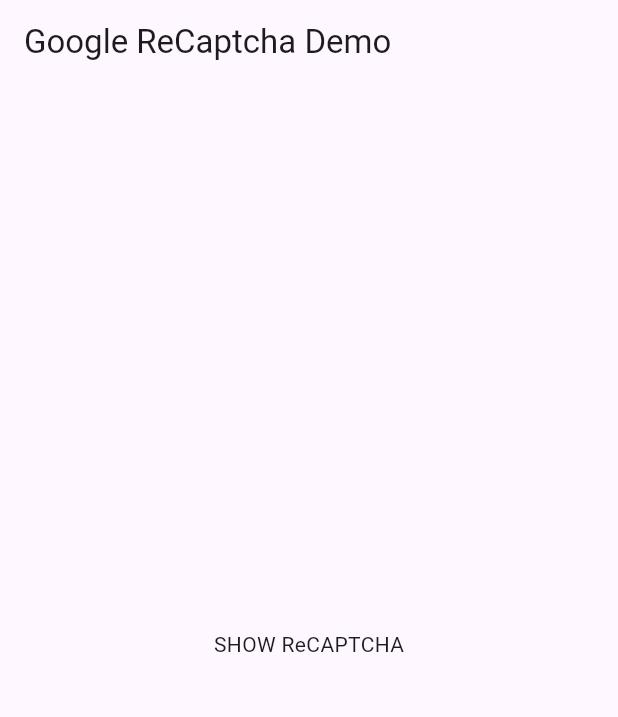
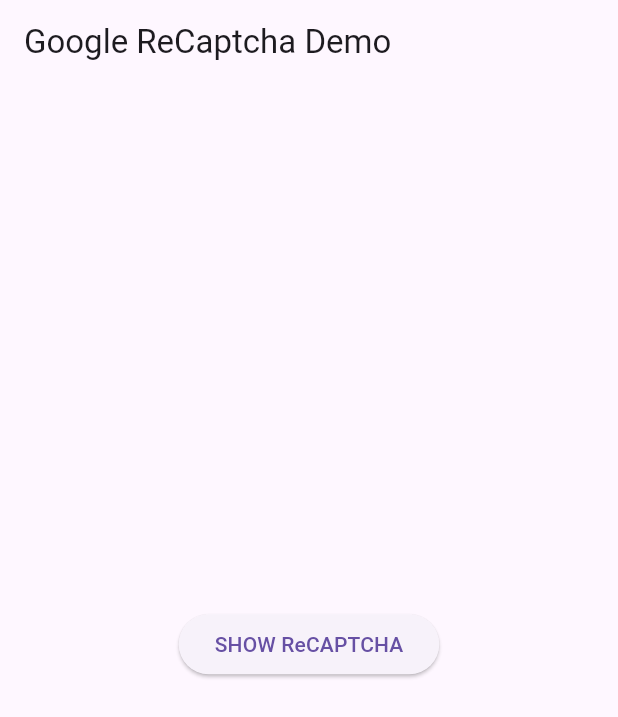
Before and after one commit to mrgoonie/flutter_recaptcha_v2, a Flutter app: the screen it shows after launch, on a phone screen of 412 x 824 dp. Shown: the top 717 px of the screen. Run offline on Flutter 3.47's test engine with Material 3 defaults, Android fonts, the phone set to English and light mode, and no system bars; our stand-ins replace webview_flutter; missing offline and left inert: webview_flutter_android, webview_flutter_wkwebview.

Commit message:
chore(dart): upgrade flutter to support dart3

```diff
--- a/example/lib/main.dart
+++ b/example/lib/main.dart
@@ -18,7 +18,7 @@ class MyApp extends StatelessWidget {
 }
 
 class MyHomePage extends StatefulWidget {
-  MyHomePage({Key key, this.title}) : super(key: key);
+  MyHomePage({Key? key, required this.title}) : super(key: key);
 
   final String title;
 
@@ -43,9 +43,9 @@ class _MyHomePageState extends State<MyHomePage> {
             child: Column(
               mainAxisAlignment: MainAxisAlignment.center,
               children: <Widget>[
-                GestureDetector(
+                ElevatedButton(
                   child: Text("SHOW ReCAPTCHA"),
-                  onTap: () {
+                  onPressed: () {
                     recaptchaV2Controller.show();
                   },
                 ),
@@ -54,9 +54,8 @@ class _MyHomePageState extends State<MyHomePage> {
             ),
           ),
           RecaptchaV2(
-            apiKey: "6LeCwZYUAAAAAJo8IVvGX9dH65Rw89vxaxErCeou",
-            apiSecret: "6LeCwZYUAAAAAKGahIjwfOARevvRETgvwhPMKCs_",
-            autoVerify: true,
+            apiKey: "6LfXp1UpAAAAAEku9BSeBt6JJxXrlvtYjh--X4D7",
+            apiSecret: "6LfXp1UpAAAAAIFVynIPkooVWZi5qN8u16SYJTVt",
             controller: recaptchaV2Controller,
             onVerifiedError: (err) {
               print(err);
```
Also changed, not shown: example/pubspec.yaml (+2 -5 lines), pubspec.yaml (+5 -10 lines), 1 other file.
